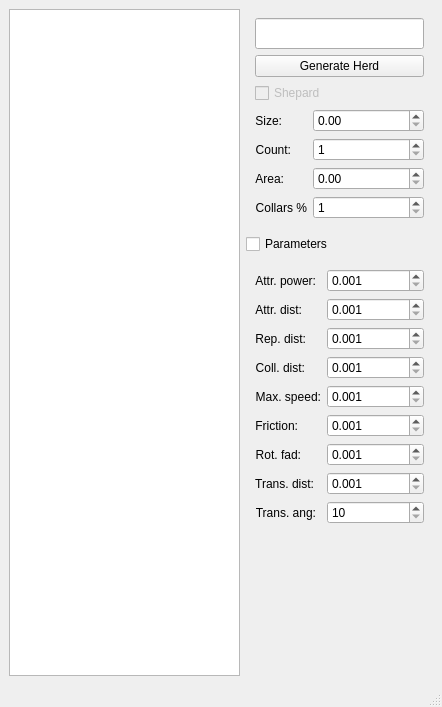
Old version of the form mainwindow.ui in the repository IvanTsantsarov/herdmind-simulator.
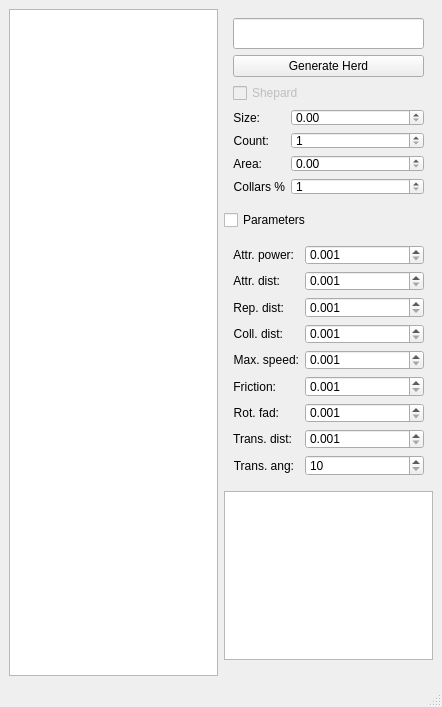
New version of the form.

```diff
--- a/mainwindow.ui
+++ b/mainwindow.ui
@@ -512,6 +512,19 @@
           </layout>
          </widget>
         </item>
+        <item>
+         <widget class="QPlainTextEdit" name="editStats">
+          <property name="sizePolicy">
+           <sizepolicy hsizetype="Preferred" vsizetype="Preferred">
+            <horstretch>0</horstretch>
+            <verstretch>0</verstretch>
+           </sizepolicy>
+          </property>
+          <property name="readOnly">
+           <bool>true</bool>
+          </property>
+         </widget>
+        </item>
         <item>
          <spacer name="verticalSpacer">
           <property name="orientation">
```
